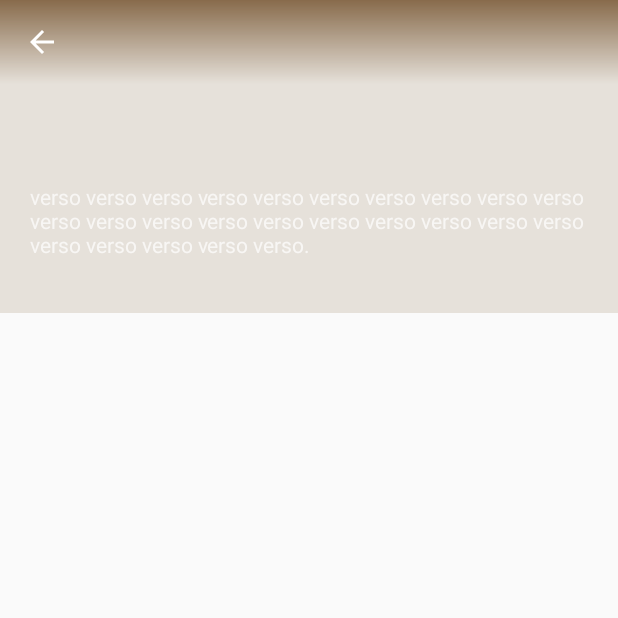
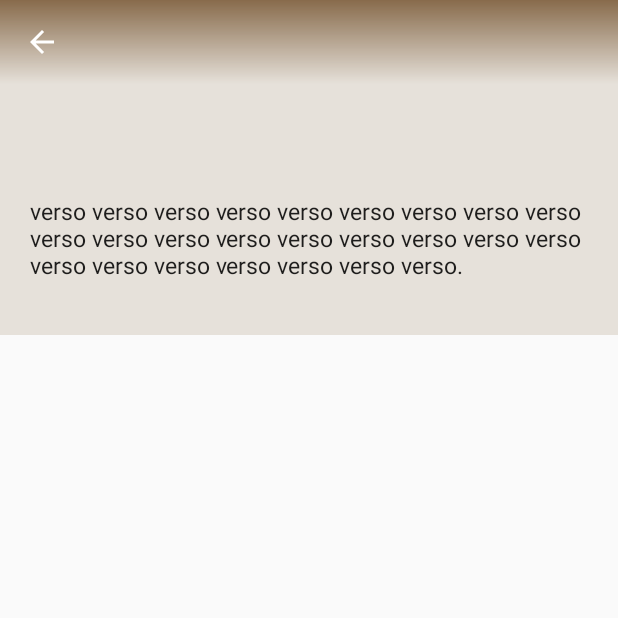
Before and after one commit to gabrielbrieva/holy-time, an Android app: the MeditationFragment screen opened directly, with no data from a screen before it, on a phone screen of 412 x 824 dp, the top half of it. Run offline under Robolectric (Android 15) with nearby library versions, the phone set to English and light mode, and no system bars; our stand-ins replace ButterKnife; 1 statement that could not run was skipped.

Commit message:
setting style...

```diff
--- a/app/src/main/res/layout/meditation_detail_fragment.xml
+++ b/app/src/main/res/layout/meditation_detail_fragment.xml
@@ -25,17 +25,21 @@
             <TextView
                 android:layout_width="match_parent"
                 android:layout_height="wrap_content"
-                android:id="@+id/tv_meditation_date"/>
+                android:id="@+id/tv_meditation_date"
+                style="@style/HolyTime.DetailBody" />
 
             <TextView
                 android:layout_width="match_parent"
                 android:layout_height="wrap_content"
-                android:id="@+id/tv_meditation_content"/>
+                android:id="@+id/tv_meditation_content"
+                style="@style/HolyTime.DetailBody"
+                tools:text="Apparently we had reached a great height in the atmosphere, for the sky was a dead black, and the stars had ceased to twinkle. By the same illusion which lifts the horizon of the sea to the level of the spectator on a hillside, the sable cloud beneath was dished out, and the car seemed to float in the middle of an immense dark sphere, whose upper half was strewn with silver. Looking down into the dark gulf below, I could see a ruddy light streaming through a rift in the clouds."/>
 
             <TextView
                 android:layout_width="match_parent"
                 android:layout_height="wrap_content"
-                android:id="@+id/tv_meditation_author"/>
+                android:id="@+id/tv_meditation_author"
+                style="@style/HolyTime.DetailBody" />
 
         </LinearLayout>
 
@@ -67,7 +71,7 @@
                     android:id="@+id/tv_detail_title"
                     android:layout_width="match_parent"
                     android:layout_height="wrap_content"
-                    style="@style/TextAppearance.AppCompat.Large.Inverse"
+                    style="@style/HolyTime.DetailTitle"
                     android:gravity="center"
                     android:layout_marginTop="?attr/actionBarSize"
                     android:layout_marginBottom="16dp"
@@ -77,8 +81,10 @@
                     android:id="@+id/tv_meditation_verse"
                     android:layout_width="match_parent"
                     android:layout_height="wrap_content"
+                    style="@style/HolyTime.DetailVerse"
                     android:text="verso verso verso verso verso verso verso verso verso verso verso verso verso verso verso verso verso verso verso verso verso verso verso verso verso."
-                    android:layout_marginBottom="16dp"/>
+                    android:layout_marginBottom="16dp"
+                    android:layout_gravity="center_horizontal" />
 
             </LinearLayout>
 
@@ -109,18 +115,6 @@
                 android:theme="@style/ThemeOverlay.AppCompat.Dark.ActionBar"
                 app:popupTheme="@style/ThemeOverlay.AppCompat.Light" />
 
-            <!--<TextView
-                android:id="@+id/tv_detail_title"
-                android:layout_width="match_parent"
-                android:layout_height="wrap_content"
-                android:layout_gravity="bottom"
-                android:maxLines="2"
-                android:lines="2"
-                android:ellipsize="end"
-                style="@style/Base.TextAppearance.AppCompat.Widget.ActionBar.Title"
-                android:minHeight="?attr/actionBarSize"
-                android:gravity="center_vertical"/>-->
-
         </android.support.design.widget.CollapsingToolbarLayout>
     </android.support.design.widget.AppBarLayout>
 
--- a/app/src/main/res/values/colors.xml
+++ b/app/src/main/res/values/colors.xml
@@ -3,6 +3,9 @@
     <color name="colorPrimary">#ff9800</color>
     <color name="colorPrimaryDark">#c84a00</color>
     <color name="colorAccent">#ff4f2f</color>
+
+    <color name="textPrimary">#cc000000</color>
+    <color name="textSecondary">#cc000000</color>
 
     <color name="mainValleyFill">#632d0b</color>
     <color name="mainSunFill">#ffe506</color>
--- a/app/src/main/res/values/styles.xml
+++ b/app/src/main/res/values/styles.xml
@@ -7,4 +7,16 @@
         <item name="colorAccent">@color/colorAccent</item>
     </style>
 
+    <style name="HolyTime.DetailTitle" parent="Base.TextAppearance.AppCompat.Inverse">
+        <item name="android:textSize">28sp</item>
+        <item name="android:textStyle">bold</item>
+    </style>
+
+    <style name="HolyTime.DetailVerse" parent="Base.TextAppearance.AppCompat.Inverse">
+        <item name="android:textSize">15sp</item>
+    </style>
+
+    <style name="HolyTime.DetailBody" parent="Base.TextAppearance.AppCompat.Body1">
+        <item name="android:fontFamily">sans-serif</item>
+    </style>
 </resources>
```
